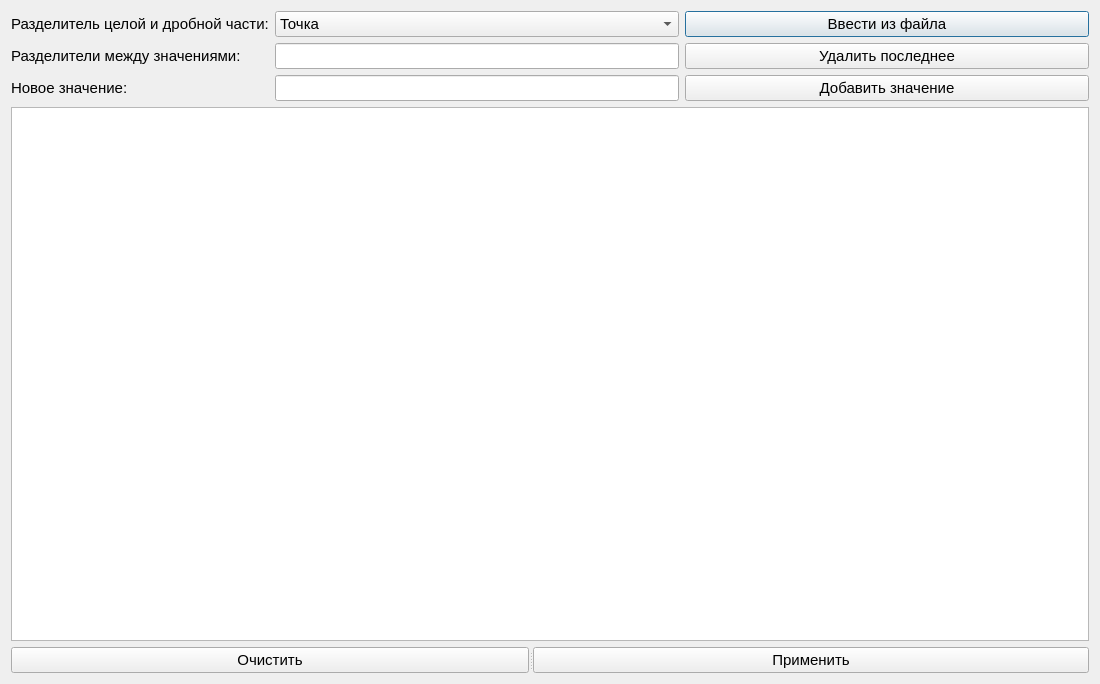
Before: the Qt Designer form FTSPredictionProgram/loaddatawindow.ui in ShompolovMaxim/CP_2024, drawn with Qt 5.
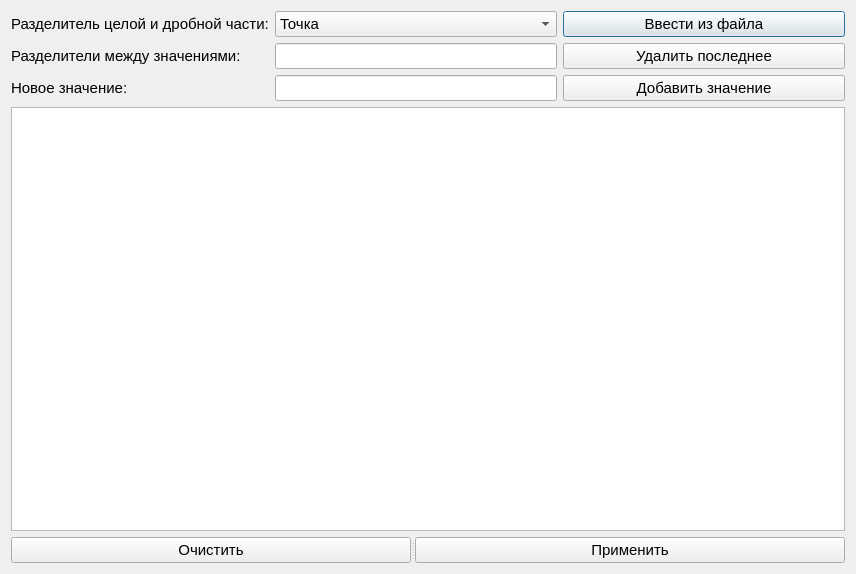
After: the same form once the commit is applied.

```diff
--- a/FTSPredictionProgram/loaddatawindow.ui
+++ b/FTSPredictionProgram/loaddatawindow.ui
@@ -6,8 +6,8 @@
    <rect>
     <x>0</x>
     <y>0</y>
-    <width>1100</width>
-    <height>684</height>
+    <width>856</width>
+    <height>574</height>
    </rect>
   </property>
   <property name="font">
```
